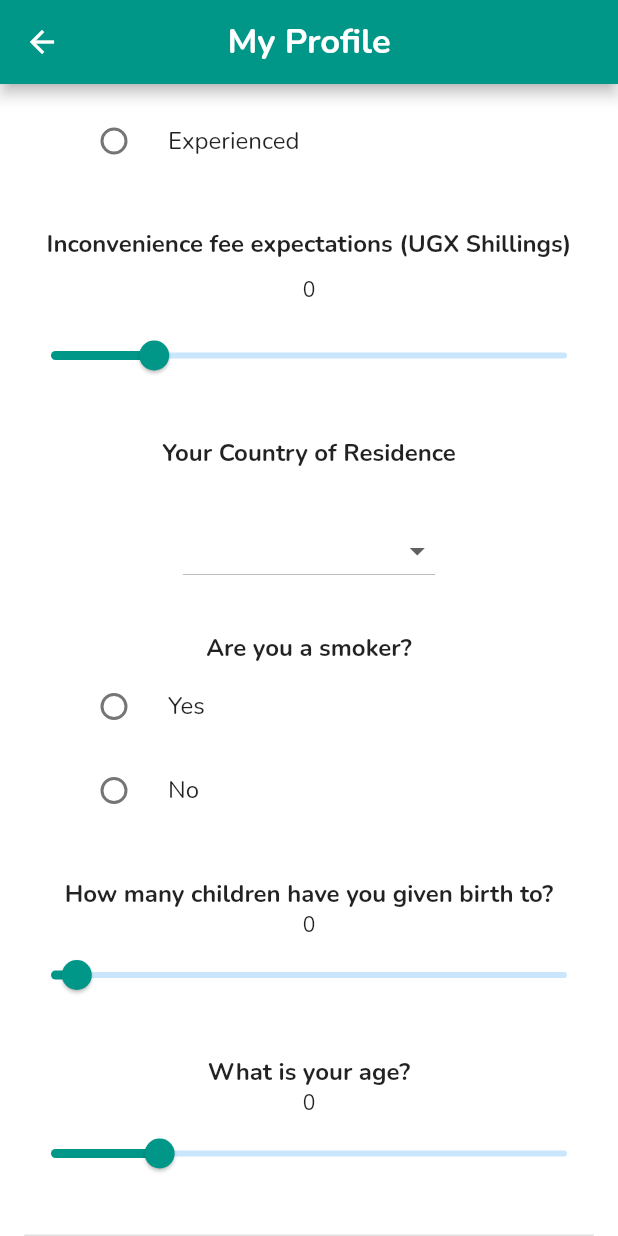
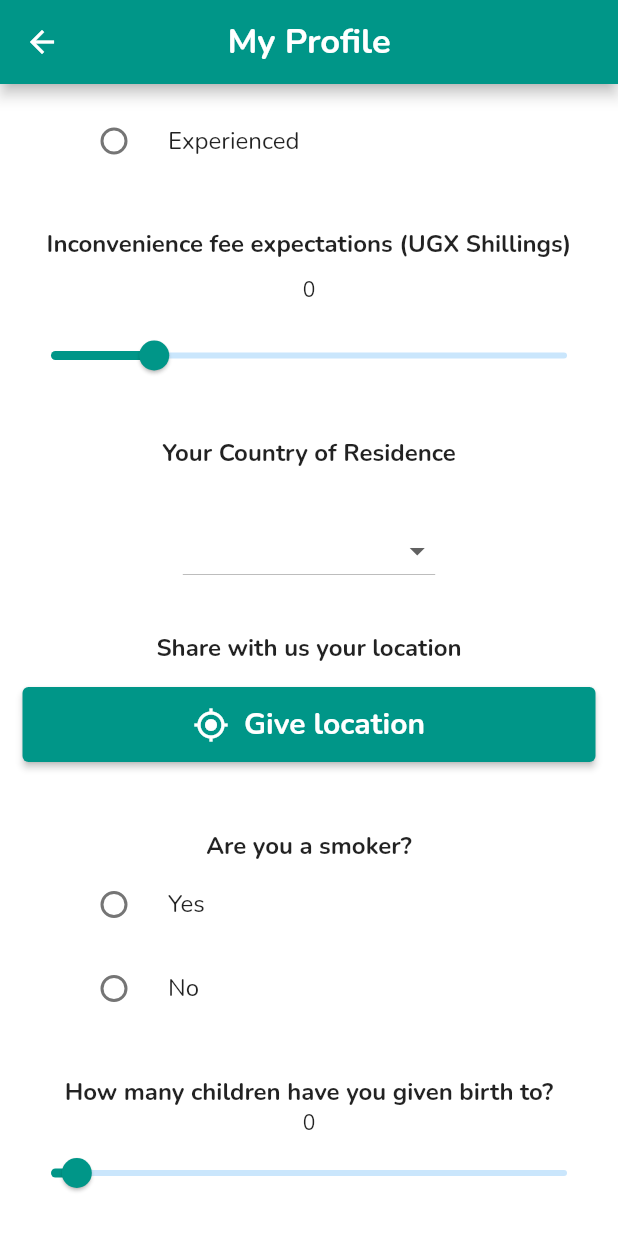
Before and after one commit to rhodinemma/baby-bridge, a Flutter app: the SurrogateMotherForm screen opened directly, scrolled down 576 dp, on a phone screen of 412 x 824 dp. Run offline on Flutter 3.47's test engine with Material 2 defaults, Android fonts, the light colour scheme and no system bars; our stand-ins replace file_picker, firebase_auth, firebase_core, geolocator, image_picker, intl_phone_field and 1 more; accounts and stored records are empty.

Commit message:
add geolocation picker and medical docs upload

```diff
--- a/lib/screens/surrogate_mother_form.dart
+++ b/lib/screens/surrogate_mother_form.dart
@@ -4,6 +4,8 @@ import 'package:baby_bridge/screens/home.dart';
 import 'package:image_picker/image_picker.dart';
 import 'package:baby_bridge/widgets/slider.dart';
 import 'package:flutter/material.dart';
+import 'package:file_picker/file_picker.dart';
+import 'package:geolocator/geolocator.dart';
 
 class SurrogateMotherForm extends StatefulWidget {
   const SurrogateMotherForm({Key? key}) : super(key: key);
@@ -14,6 +16,7 @@ class SurrogateMotherForm extends StatefulWidget {
 
 class _SurrogateMotherFormState extends State<SurrogateMotherForm> {
   final _formKey = GlobalKey<FormState>();
+  final Geolocator geolocator = Geolocator();
 
   String? _fullName;
   String? _email;
@@ -59,6 +62,37 @@ class _SurrogateMotherFormState extends State<SurrogateMotherForm> {
       setState(() {
         _image = File(pickedImage.path);
       });
+    }
+  }
+
+  void _selectDocument() async {
+    try {
+      FilePickerResult? result = await FilePicker.platform.pickFiles(
+        allowMultiple: true,
+        type: FileType.custom,
+        allowedExtensions: ['pdf', 'doc', 'docx', 'txt'],
+      );
+      if (result != null) {
+        PlatformFile file = result.files.first;
+        // Do something with the file, such as upload it to a server
+        debugPrint(file.name);
+        debugPrint(file.path);
+      } else {
+        // User canceled the file selection
+      }
+    } catch (e) {
+      debugPrint("Unsupported operation$e");
+    }
+  }
+
+  void _getLocation() async {
+    try {
+      Position position = await Geolocator.getCurrentPosition(
+          desiredAccuracy: LocationAccuracy.high);
+      print(position.latitude);
+      print(position.longitude);
+    } catch (e) {
+      print(e);
     }
   }
 
@@ -279,6 +313,40 @@ class _SurrogateMotherFormState extends State<SurrogateMotherForm> {
             ),
           ),
           const SizedBox(height: 30.0),
+
+          const Text("Share with us your location",
+              textAlign: TextAlign.center,
+              style: TextStyle(fontSize: 16.0, fontWeight: FontWeight.bold)),
+          Padding(
+            padding: const EdgeInsets.all(15),
+            child: ElevatedButton(
+              style: ButtonStyle(
+                backgroundColor: MaterialStateProperty.all(Colors.teal),
+                minimumSize: MaterialStateProperty.all(const Size(150, 50)),
+              ),
+              onPressed: () {
+                _getLocation();
+              },
+              child: Center(
+                child: Row(
+                  mainAxisAlignment: MainAxisAlignment.center,
+                  children: const [
+                    Icon(
+                      Icons.my_location,
+                      color: Colors.white,
+                    ),
+                    SizedBox(width: 10), // add some space between the icon and the text
+                    Text(
+                      'Give location',
+                      style: TextStyle(fontSize: 20, fontWeight: FontWeight.bold),
+                    ),
+                  ],
+                ),
+              )
+            ),
+          ),
+
+          const SizedBox(height: 30.0),
           const Text("Are you a smoker?",
               textAlign: TextAlign.center,
               style: TextStyle(fontSize: 16.0, fontWeight: FontWeight.bold)),
@@ -416,6 +484,41 @@ class _SurrogateMotherFormState extends State<SurrogateMotherForm> {
             ],
           ),
 
+          const SizedBox(height: 50.0),
+
+          const Text(
+              "Share any medical documents [HIV Status, Diabetes, Hepatitis B, etc.]",
+              textAlign: TextAlign.center,
+              style: TextStyle(fontSize: 16.0, fontWeight: FontWeight.bold)),
+          Padding(
+            padding: const EdgeInsets.all(15),
+            child: ElevatedButton(
+              style: ButtonStyle(
+                backgroundColor: MaterialStateProperty.all(Colors.teal),
+                minimumSize: MaterialStateProperty.all(const Size(150, 50)),
+              ),
+              onPressed: () {
+                _selectDocument();
+              },
+              child: Center(
+                child: Row(
+                  mainAxisAlignment: MainAxisAlignment.center,
+                  children: const [
+                    Icon(
+                      Icons.file_copy,
+                      color: Colors.white,
+                    ),
+                    SizedBox(width: 10), // add some space between the icon and the text
+                    Text(
+                      'Upload medical documents',
+                      style: TextStyle(fontSize: 20, fontWeight: FontWeight.bold),
+                    ),
+                  ],
+                ),
+              )
+            ),
+          ),
+
           const SizedBox(height: 30.0),
 
           Form(
--- a/pubspec.yaml
+++ b/pubspec.yaml
@@ -42,6 +42,8 @@ dependencies:
   image_picker: ^0.8.5+3
   flutter_launcher_icons: ^0.12.0
   easy_search_bar: ^2.4.2
+  file_picker: ^5.2.6
+  geolocator: ^9.0.2
 
 dev_dependencies:
   flutter_test:
```
Also changed, not shown: pubspec.lock, 1 other file.
